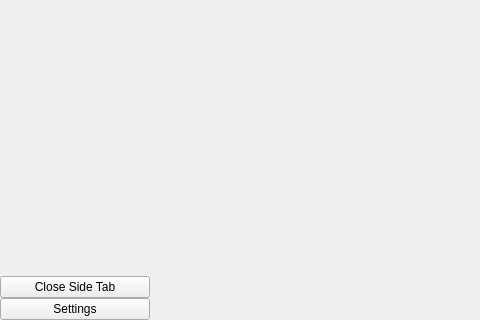
Old version of the form mainwindow.ui in the repository nerusnexus/data-hoarder; both pictures show x 0 to 480 and y 259 to 579 of the 1126 by 579 pixel window.
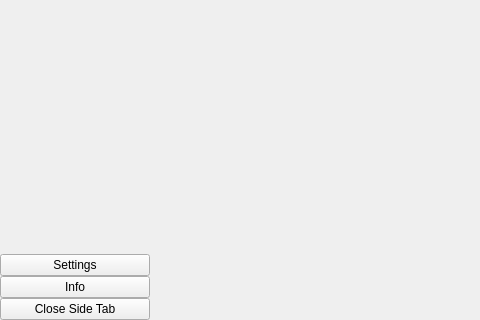
New version of the form. The open tabs and pages were chosen to show the change.

Commit message: Side Bar Adjusts

```diff
--- a/mainwindow.ui
+++ b/mainwindow.ui
@@ -287,16 +287,6 @@
                </property>
               </spacer>
              </item>
-             <item>
-              <widget class="QPushButton" name="btn_closeSideTab">
-               <property name="cursor">
-                <cursorShape>PointingHandCursor</cursorShape>
-               </property>
-               <property name="text">
-                <string>Close Side Tab</string>
-               </property>
-              </widget>
-             </item>
              <item>
               <widget class="QPushButton" name="btn_settings">
                <property name="cursor">
@@ -307,6 +297,23 @@
                </property>
               </widget>
              </item>
+             <item>
+              <widget class="QPushButton" name="btn_info">
+               <property name="text">
+                <string>Info</string>
+               </property>
+              </widget>
+             </item>
+             <item>
+              <widget class="QPushButton" name="btn_closeSideTab">
+               <property name="cursor">
+                <cursorShape>PointingHandCursor</cursorShape>
+               </property>
+               <property name="text">
+                <string>Close Side Tab</string>
+               </property>
+              </widget>
+             </item>
             </layout>
            </widget>
           </item>
```
Left out of the diff: 9 changed lines with no effect on the pictures. The commit also changes 2 other files.
